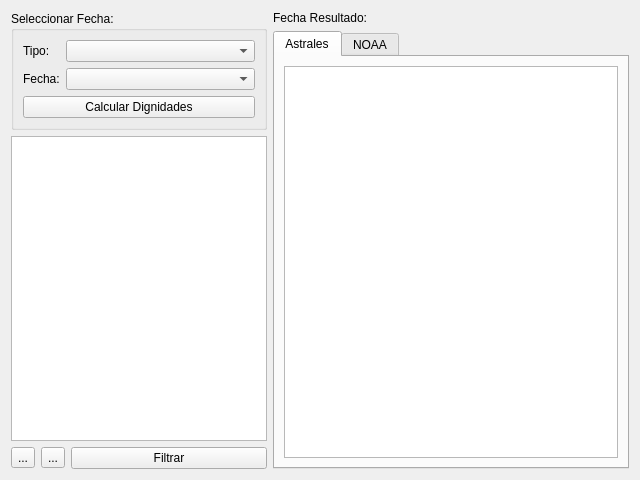
Old version of the form MeteoAstrologia/processbydignitywidget.ui in the repository diegowald/meteo.
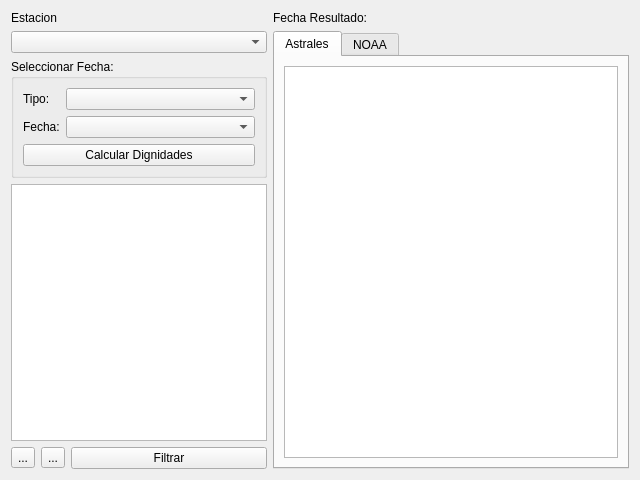
New version of the form. Icons and pictures are not drawn. Custom widgets are drawn as their Qt base class.

Commit message: Se añade la estacion de trabajo.

Patch:
```diff
--- a/MeteoAstrologia/processbydignitywidget.ui
+++ b/MeteoAstrologia/processbydignitywidget.ui
@@ -19,6 +19,16 @@
      <property name="bottomMargin">
       <number>0</number>
      </property>
+     <item>
+      <widget class="QLabel" name="label_2">
+       <property name="text">
+        <string>Estacion</string>
+       </property>
+      </widget>
+     </item>
+     <item>
+      <widget class="QComboBox" name="cboEstacion"/>
+     </item>
      <item>
       <widget class="QGroupBox" name="groupBox">
        <property name="title">
```
The commit also changes 48 other files.
